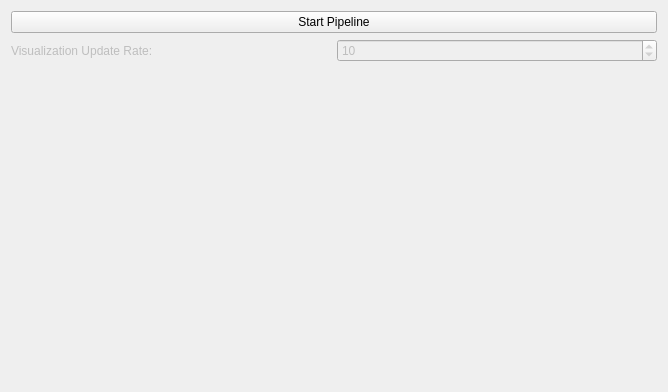
Before: the Qt Designer form Plugins/org.mitk.gui.qt.igtlplugin/src/internal/OpenIGTLinkExampleControls.ui in MITK/MITK, drawn with Qt 5.
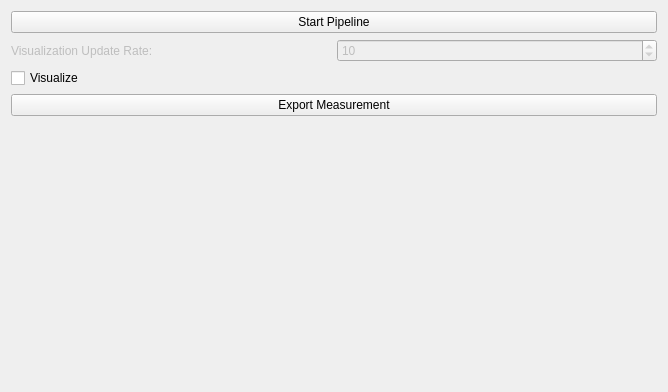
After: the same form once the commit is applied.

Commit message: started implementation of streaming measurement output

```diff
--- a/Plugins/org.mitk.gui.qt.igtlplugin/src/internal/OpenIGTLinkExampleControls.ui
+++ b/Plugins/org.mitk.gui.qt.igtlplugin/src/internal/OpenIGTLinkExampleControls.ui
@@ -56,6 +56,20 @@
        </item>
       </layout>
      </item>
+     <item>
+      <widget class="QCheckBox" name="visualizeCheckBox">
+       <property name="text">
+        <string>Visualize</string>
+       </property>
+      </widget>
+     </item>
+     <item>
+      <widget class="QPushButton" name="exportMeasurementsPushButton">
+       <property name="text">
+        <string>Export Measurement</string>
+       </property>
+      </widget>
+     </item>
      <item>
       <spacer name="spacer2">
        <property name="orientation">
```
The commit also changes 3 other files.
